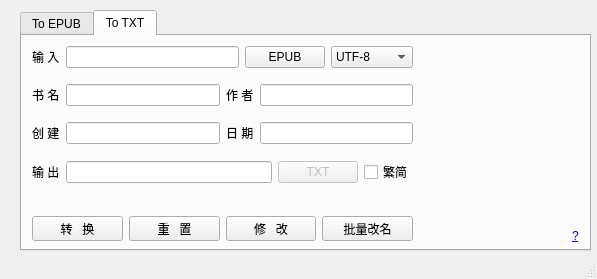
The window that TXT2EPUB/Txt2epub.ui (etony/myPyTool) describes before a commit, drawn with Qt 5.
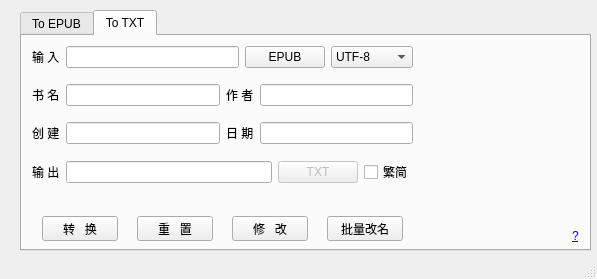
The same window after the commit. The open tabs and pages were chosen to show the change. Icons and pictures are not drawn.

The edit to the form file:
```diff
--- a/TXT2EPUB/Txt2epub.ui
+++ b/TXT2EPUB/Txt2epub.ui
@@ -393,39 +393,84 @@
        <bool>true</bool>
       </property>
      </widget>
-     <widget class="QWidget" name="layoutWidget">
+     <widget class="QWidget" name="">
       <property name="geometry">
        <rect>
-        <x>10</x>
+        <x>20</x>
         <y>180</y>
-        <width>381</width>
+        <width>361</width>
         <height>25</height>
        </rect>
       </property>
       <layout class="QHBoxLayout" name="horizontalLayout_10">
        <item>
         <widget class="QPushButton" name="pb_out_conver">
+         <property name="sizePolicy">
+          <sizepolicy hsizetype="Fixed" vsizetype="Fixed">
+           <horstretch>0</horstretch>
+           <verstretch>0</verstretch>
+          </sizepolicy>
+         </property>
          <property name="text">
           <string>转   换</string>
          </property>
         </widget>
        </item>
+       <item>
+        <widget class="QLabel" name="label_16">
+         <property name="text">
+          <string/>
+         </property>
+        </widget>
+       </item>
        <item>
         <widget class="QPushButton" name="pb_out_reset">
+         <property name="sizePolicy">
+          <sizepolicy hsizetype="Fixed" vsizetype="Fixed">
+           <horstretch>0</horstretch>
+           <verstretch>0</verstretch>
+          </sizepolicy>
+         </property>
          <property name="text">
           <string>重   置</string>
          </property>
         </widget>
        </item>
+       <item>
+        <widget class="QLabel" name="label_17">
+         <property name="text">
+          <string/>
+         </property>
+        </widget>
+       </item>
        <item>
         <widget class="QPushButton" name="pb_out_modi">
+         <property name="sizePolicy">
+          <sizepolicy hsizetype="Fixed" vsizetype="Fixed">
+           <horstretch>0</horstretch>
+           <verstretch>0</verstretch>
+          </sizepolicy>
+         </property>
          <property name="text">
           <string>修   改</string>
          </property>
         </widget>
        </item>
+       <item>
+        <widget class="QLabel" name="label_18">
+         <property name="text">
+          <string/>
+         </property>
+        </widget>
+       </item>
        <item>
         <widget class="QPushButton" name="pb_bat_rename">
+         <property name="sizePolicy">
+          <sizepolicy hsizetype="Fixed" vsizetype="Fixed">
+           <horstretch>0</horstretch>
+           <verstretch>0</verstretch>
+          </sizepolicy>
+         </property>
          <property name="text">
           <string>批量改名</string>
          </property>
```
Left out of the diff: 2 changed lines with no effect on the pictures.
